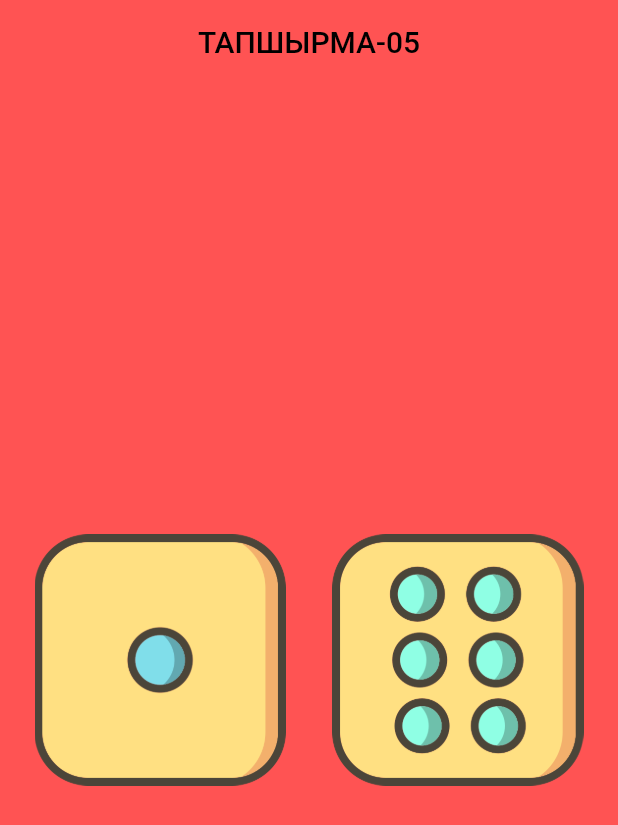
After one commit to SaltanKG/dice_app, a Flutter app: the screen it shows after launch, on a phone screen of 412 x 824 dp. The commit adds this screen. Shown: the top 825 px of the screen. Run offline on Flutter 3.47's test engine with Material 2 defaults, Android fonts, the phone set to English and light mode, and no system bars; our stand-ins replace get.

Commit message:
DiceAppCommit

```diff
--- /dev/null
+++ b/lib/constants/text_styles/app_text_styles.dart
@@ -0,0 +1,3 @@
+class AppTexts {
+  static const String homework = 'ТАПШЫРМА-05';
+}
--- /dev/null
+++ b/lib/data/getXData/controllers/dice_controller.dart
@@ -0,0 +1,13 @@
+import 'package:dice_app/data/repositories/math_repos.dart';
+import 'package:get/get.dart';
+
+class DiceController extends GetxController {
+  RxInt leftNumber = 1.obs;
+  RxInt rightNumber = 6.obs;
+  RxInt count = 0.obs;
+  void getRandomNumber() {
+    leftNumber.value = MathRepos.getRandomNumber();
+    rightNumber.value = MathRepos.getRandomNumber();
+    count.value++;
+  }
+}
--- /dev/null
+++ b/lib/data/getXData/view/dice_getX_screen.dart
@@ -0,0 +1,30 @@
+import 'dart:developer';
+
+import 'package:dice_app/data/getXData/controllers/dice_controller.dart';
+import 'package:dice_app/widgets/app_bar_widget.dart';
+import 'package:dice_app/widgets/dice_content_widget.dart';
+import 'package:flutter/material.dart';
+import 'package:get/get.dart';
+
+class DiceGetXScreen extends StatelessWidget {
+  DiceGetXScreen({Key key}) : super(key: key);
+  final DiceController _diceController = Get.put(DiceController());
+
+  @override
+  Widget build(BuildContext context) {
+    log('Build ==> ${_diceController.count.value}');
+    return Scaffold(
+      backgroundColor: const Color(0xffFF5353),
+      appBar: const AppBarWidget(),
+      body: Obx(
+        () => DiceContentWidget(
+          leftNumber: _diceController.leftNumber.value,
+          rightNumber: _diceController.rightNumber.value,
+          onPressed: () {
+            _diceController.getRandomNumber();
+          },
+        ),
+      ),
+    );
+  }
+}
--- /dev/null
+++ b/lib/data/repositories/math_repos.dart
@@ -0,0 +1,7 @@
+import 'package:dice_app/data/services/math_services.dart';
+
+class MathRepos {
+  static int getRandomNumber() {
+    return MathServices.getRandomNumber();
+  }
+}
--- a/lib/main.dart
+++ b/lib/main.dart
@@ -1,7 +1,23 @@
+import 'package:dice_app/data/getXData/view/dice_getX_screen.dart';
 import 'package:flutter/material.dart';
-
-import 'my_app.dart';
+import 'package:get/get.dart';
 
 void main() {
   runApp(const MyApp());
 }
+
+class MyApp extends StatelessWidget {
+  const MyApp({Key key}) : super(key: key);
+
+  @override
+  Widget build(BuildContext context) {
+    return GetMaterialApp(
+      debugShowCheckedModeBanner: false,
+      title: 'Flutter Demo',
+      theme: ThemeData(
+        primarySwatch: Colors.blue,
+      ),
+      home: DiceGetXScreen(),
+    );
+  }
+}
--- /dev/null
+++ b/lib/widgets/app_bar_widget.dart
@@ -0,0 +1,23 @@
+import 'package:flutter/material.dart';
+
+import '../constants/text_styles/app_text_styles.dart';
+
+class AppBarWidget extends StatelessWidget implements PreferredSizeWidget {
+  const AppBarWidget({Key key}) : super(key: key);
+
+  @override
+  Widget build(BuildContext context) {
+    return AppBar(
+      backgroundColor: const Color(0xffFF5353),
+      title: Text(
+        AppTexts.homework.toUpperCase(),
+        style: TextStyle(color: Colors.black),
+      ),
+      centerTitle: true,
+      elevation: 0.0,
+    );
+  }
+
+  @override
+  Size get preferredSize => const Size.fromHeight(kToolbarHeight);
+}
--- /dev/null
+++ b/lib/widgets/dice_content_widget.dart
@@ -0,0 +1,35 @@
+import 'package:flutter/material.dart';
+
+import 'dice_widget.dart';
+
+class DiceContentWidget extends StatelessWidget {
+  final int leftNumber;
+  final int rightNumber;
+  final void Function() onPressed;
+  const DiceContentWidget({Key key, this.leftNumber, this.rightNumber, this.onPressed}) : super(key: key);
+
+  @override
+  Widget build(BuildContext context) {
+    return Center(
+      child: Padding(
+        padding: const EdgeInsets.symmetric(horizontal: 15.0),
+        child: Row(
+          mainAxisAlignment: MainAxisAlignment.center,
+          children: <Widget>[
+            DiceWidget(
+              diceNumber: leftNumber.toString(),
+              onPressed: onPressed,
+            ),
+            const SizedBox(
+              width: 15.0,
+            ),
+            DiceWidget(
+              diceNumber: rightNumber.toString(),
+              onPressed: onPressed,
+            ),
+          ],
+        ),
+      ),
+    );
+  }
+}
--- /dev/null
+++ b/lib/widgets/dice_widget.dart
@@ -0,0 +1,16 @@
+import 'package:flutter/material.dart';
+
+class DiceWidget extends StatelessWidget {
+  final String diceNumber;
+  final void Function() onPressed;
+  const DiceWidget({@required this.diceNumber,@required this.onPressed, Key key,});
+
+  @override
+  Widget build(BuildContext context) {
+    return Expanded(
+      child: TextButton(
+          onPressed: onPressed ,
+          child: Image.asset('assets/images/dice$diceNumber.png')),
+    );
+  }
+}
--- a/pubspec.yaml
+++ b/pubspec.yaml
@@ -34,6 +34,8 @@ dependencies:
   # The following adds the Cupertino Icons font to your application.
   # Use with the CupertinoIcons class for iOS style icons.
   cupertino_icons: ^1.0.2
+  # state management
+  get: ^4.6.5
 
 dev_dependencies:
   flutter_test:
```
Also changed, not shown: lib/data/services/math_services.dart (added, +8 -0 lines), lib/my_app.dart (deleted, +0 -19 lines), lib/screens/dice_screen.dart (added, +43 -0 lines), lib/constants/colors/app_colors.dart (added), lib/screens/dice_page.dart (added), pubspec.lock, 2 other files.
